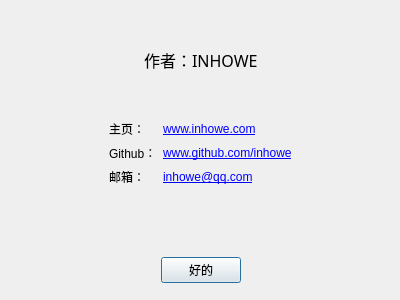
petertheprocess/ComAssistant, file ComAssistant/about_me_dialog.ui: the form before one commit.
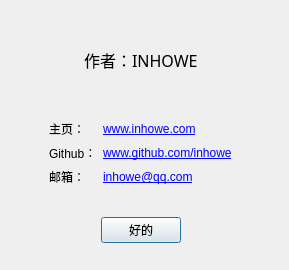
The form after the commit.

Diff of the .ui file:
```diff
--- a/ComAssistant/about_me_dialog.ui
+++ b/ComAssistant/about_me_dialog.ui
@@ -6,8 +6,8 @@
    <rect>
     <x>0</x>
     <y>0</y>
-    <width>400</width>
-    <height>300</height>
+    <width>289</width>
+    <height>270</height>
    </rect>
   </property>
   <property name="windowTitle">
@@ -17,8 +17,8 @@
    <property name="geometry">
     <rect>
      <x>10</x>
-     <y>250</y>
-     <width>381</width>
+     <y>210</y>
+     <width>261</width>
      <height>41</height>
     </rect>
    </property>
@@ -63,7 +63,7 @@
     <rect>
      <x>10</x>
      <y>20</y>
-     <width>381</width>
+     <width>261</width>
      <height>80</height>
     </rect>
    </property>
@@ -114,7 +114,7 @@
     <rect>
      <x>10</x>
      <y>120</y>
-     <width>381</width>
+     <width>261</width>
      <height>71</height>
     </rect>
    </property>
```
Left out of the diff: 2 changed lines with no effect on the pictures.
